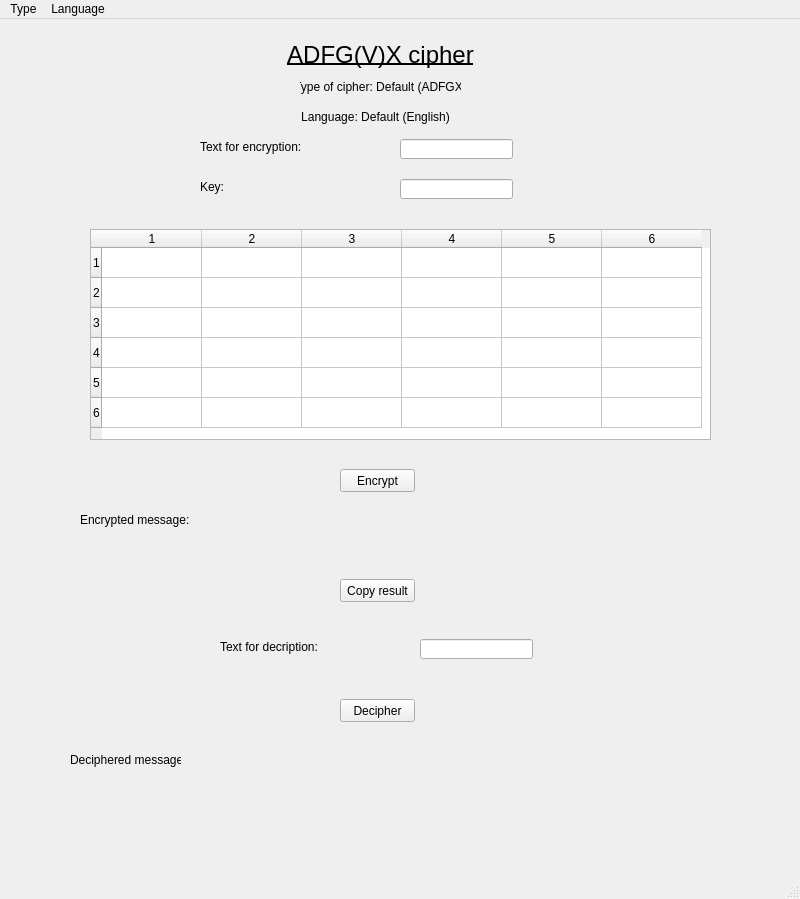
Before: the Qt Designer form 3_ADFGVX_cipher/gui.ui in kisar18/Cryptology_exercises, drawn with Qt 5.
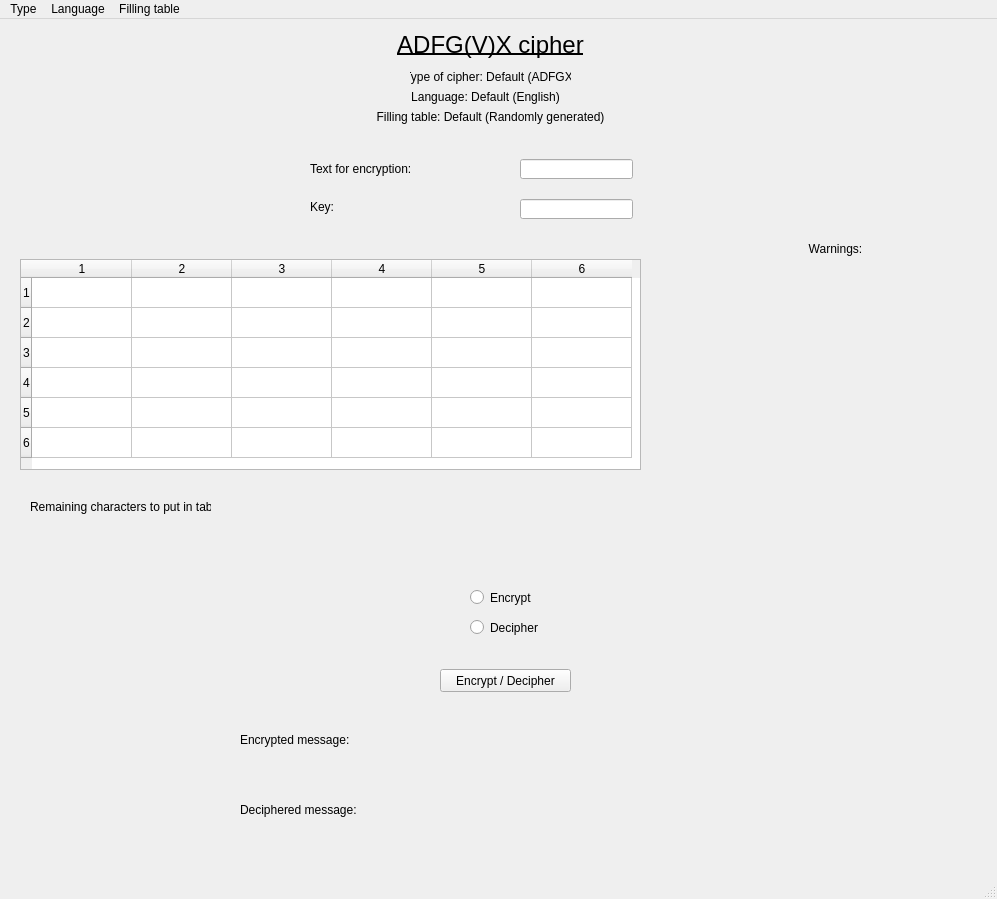
After: the same form once the commit is applied.

What changed in the file:
```diff
--- a/3_ADFGVX_cipher/gui.ui
+++ b/3_ADFGVX_cipher/gui.ui
@@ -6,7 +6,7 @@
    <rect>
     <x>0</x>
     <y>0</y>
-    <width>800</width>
+    <width>997</width>
     <height>899</height>
    </rect>
   </property>
@@ -17,8 +17,8 @@
    <widget class="QLabel" name="title">
     <property name="geometry">
      <rect>
-      <x>280</x>
-      <y>10</y>
+      <x>390</x>
+      <y>0</y>
       <width>201</width>
       <height>51</height>
      </rect>
@@ -39,10 +39,10 @@
    <widget class="QLabel" name="label">
     <property name="geometry">
      <rect>
-      <x>200</x>
-      <y>120</y>
-      <width>131</width>
-      <height>16</height>
+      <x>310</x>
+      <y>140</y>
+      <width>111</width>
+      <height>20</height>
      </rect>
     </property>
     <property name="text">
@@ -52,8 +52,8 @@
    <widget class="QLabel" name="label_2">
     <property name="geometry">
      <rect>
-      <x>200</x>
-      <y>160</y>
+      <x>310</x>
+      <y>180</y>
       <width>91</width>
       <height>16</height>
      </rect>
@@ -65,8 +65,8 @@
    <widget class="QLineEdit" name="messageInput">
     <property name="geometry">
      <rect>
-      <x>400</x>
-      <y>120</y>
+      <x>520</x>
+      <y>140</y>
       <width>113</width>
       <height>20</height>
      </rect>
@@ -75,8 +75,8 @@
    <widget class="QLineEdit" name="keyInput">
     <property name="geometry">
      <rect>
-      <x>400</x>
-      <y>160</y>
+      <x>520</x>
+      <y>180</y>
       <width>113</width>
       <height>20</height>
      </rect>
@@ -85,8 +85,8 @@
    <widget class="QTableWidget" name="tableWidget">
     <property name="geometry">
      <rect>
-      <x>90</x>
-      <y>210</y>
+      <x>20</x>
+      <y>240</y>
       <width>621</width>
       <height>211</height>
      </rect>
@@ -113,9 +113,9 @@
    <widget class="QLabel" name="label_3">
     <property name="geometry">
      <rect>
-      <x>80</x>
-      <y>490</y>
-      <width>111</width>
+      <x>240</x>
+      <y>710</y>
+      <width>121</width>
       <height>21</height>
      </rect>
     </property>
@@ -126,24 +126,24 @@
    <widget class="QLabel" name="encryptResult">
     <property name="geometry">
      <rect>
-      <x>210</x>
-      <y>490</y>
-      <width>491</width>
-      <height>51</height>
+      <x>430</x>
+      <y>710</y>
+      <width>461</width>
+      <height>41</height>
      </rect>
     </property>
     <property name="text">
      <string/>
     </property>
     <property name="alignment">
-     <set>Qt::AlignCenter</set>
+     <set>Qt::AlignHCenter|Qt::AlignTop</set>
     </property>
    </widget>
    <widget class="QLabel" name="language_label">
     <property name="geometry">
      <rect>
-      <x>300</x>
-      <y>90</y>
+      <x>410</x>
+      <y>70</y>
       <width>151</width>
       <height>16</height>
      </rect>
@@ -158,8 +158,8 @@
    <widget class="QLabel" name="type_label">
     <property name="geometry">
      <rect>
-      <x>300</x>
-      <y>60</y>
+      <x>410</x>
+      <y>50</y>
       <width>161</width>
       <height>16</height>
      </rect>
@@ -174,58 +174,125 @@
    <widget class="QPushButton" name="encrypt_btn">
     <property name="geometry">
      <rect>
-      <x>340</x>
-      <y>450</y>
-      <width>75</width>
+      <x>440</x>
+      <y>650</y>
+      <width>131</width>
       <height>23</height>
+     </rect>
+    </property>
+    <property name="text">
+     <string>Encrypt / Decipher</string>
+    </property>
+   </widget>
+   <widget class="QLabel" name="warnings">
+    <property name="geometry">
+     <rect>
+      <x>650</x>
+      <y>250</y>
+      <width>331</width>
+      <height>161</height>
+     </rect>
+    </property>
+    <property name="text">
+     <string/>
+    </property>
+    <property name="alignment">
+     <set>Qt::AlignHCenter|Qt::AlignTop</set>
+    </property>
+   </widget>
+   <widget class="QLabel" name="fillingTable_label">
+    <property name="geometry">
+     <rect>
+      <x>370</x>
+      <y>90</y>
+      <width>241</width>
+      <height>16</height>
+     </rect>
+    </property>
+    <property name="text">
+     <string>Filling table: Default (Randomly generated)</string>
+    </property>
+    <property name="alignment">
+     <set>Qt::AlignCenter</set>
+    </property>
+   </widget>
+   <widget class="QLabel" name="label_6">
+    <property name="geometry">
+     <rect>
+      <x>800</x>
+      <y>220</y>
+      <width>71</width>
+      <height>20</height>
+     </rect>
+    </property>
+    <property name="text">
+     <string>Warnings:</string>
+    </property>
+    <property name="alignment">
+     <set>Qt::AlignCenter</set>
+    </property>
+   </widget>
+   <widget class="QRadioButton" name="rb_encrypt">
+    <property name="geometry">
+     <rect>
+      <x>470</x>
+      <y>570</y>
+      <width>82</width>
+      <height>17</height>
      </rect>
     </property>
     <property name="text">
      <string>Encrypt</string>
     </property>
    </widget>
-   <widget class="QPushButton" name="copy_btn">
+   <widget class="QRadioButton" name="rb_decipher">
     <property name="geometry">
      <rect>
-      <x>340</x>
-      <y>560</y>
-      <width>75</width>
-      <height>23</height>
+      <x>470</x>
+      <y>600</y>
+      <width>82</width>
+      <height>17</height>
      </rect>
     </property>
     <property name="text">
-     <string>Copy result</string>
-    </property>
-   </widget>
-   <widget class="QLabel" name="label_5">
-    <property name="geometry">
-     <rect>
-      <x>220</x>
-      <y>620</y>
-      <width>131</width>
-      <height>16</height>
-     </rect>
-    </property>
-    <property name="text">
-     <string>Text for decription:</string>
-    </property>
-   </widget>
-   <widget class="QLineEdit" name="decipherInput">
-    <property name="geometry">
-     <rect>
-      <x>420</x>
-      <y>620</y>
-      <width>113</width>
-      <height>20</height>
-     </rect>
+     <string>Decipher</string>
     </property>
    </widget>
    <widget class="QLabel" name="label_4">
     <property name="geometry">
      <rect>
-      <x>70</x>
-      <y>730</y>
-      <width>111</width>
+      <x>30</x>
+      <y>480</y>
+      <width>181</width>
+      <height>16</height>
+     </rect>
+    </property>
+    <property name="text">
+     <string>Remaining characters to put in table:</string>
+    </property>
+   </widget>
+   <widget class="QLabel" name="remaining">
+    <property name="geometry">
+     <rect>
+      <x>230</x>
+      <y>480</y>
+      <width>751</width>
+      <height>16</height>
+     </rect>
+    </property>
+    <property name="text">
+     <string/>
+    </property>
+    <property name="alignment">
+     <set>Qt::AlignLeading|Qt::AlignLeft|Qt::AlignVCenter</set>
+    </property>
+   </widget>
+   <widget class="QLabel" name="label_5">
+    <property name="geometry">
+     <rect>
+      <x>240</x>
+      <y>780</y>
+      <width>121</width>
       <height>21</height>
      </rect>
     </property>
@@ -233,33 +300,20 @@
      <string>Deciphered message:</string>
     </property>
    </widget>
-   <widget class="QPushButton" name="decipher_btn">
+   <widget class="QLabel" name="decResult">
     <property name="geometry">
      <rect>
-      <x>340</x>
-      <y>680</y>
-      <width>75</width>
-      <height>23</height>
-     </rect>
-    </property>
-    <property name="text">
-     <string>Decipher</string>
-    </property>
-   </widget>
-   <widget class="QLabel" name="decipherResult">
-    <property name="geometry">
-     <rect>
-      <x>200</x>
-      <y>730</y>
-      <width>491</width>
-      <height>51</height>
+      <x>430</x>
+      <y>780</y>
+      <width>461</width>
+      <height>41</height>
      </rect>
     </property>
     <property name="text">
      <string/>
     </property>
     <property name="alignment">
-     <set>Qt::AlignCenter</set>
+     <set>Qt::AlignHCenter|Qt::AlignTop</set>
     </property>
    </widget>
   </widget>
@@ -268,7 +322,7 @@
     <rect>
      <x>0</x>
      <y>0</y>
-     <width>800</width>
+     <width>997</width>
      <height>21</height>
     </rect>
    </property>
@@ -286,8 +340,16 @@
     <addaction name="ENG"/>
     <addaction name="CZE"/>
    </widget>
+   <widget class="QMenu" name="menuFilling_table">
+    <property name="title">
+     <string>Filling table</string>
+    </property>
+    <addaction name="generate"/>
+    <addaction name="user"/>
+   </widget>
    <addaction name="menuLanguage"/>
    <addaction name="menuLanguage_2"/>
+   <addaction name="menuFilling_table"/>
   </widget>
   <widget class="QStatusBar" name="statusbar"/>
   <action name="ADFGX">
```
Left out of the diff: 14 changed lines with no effect on the pictures.
